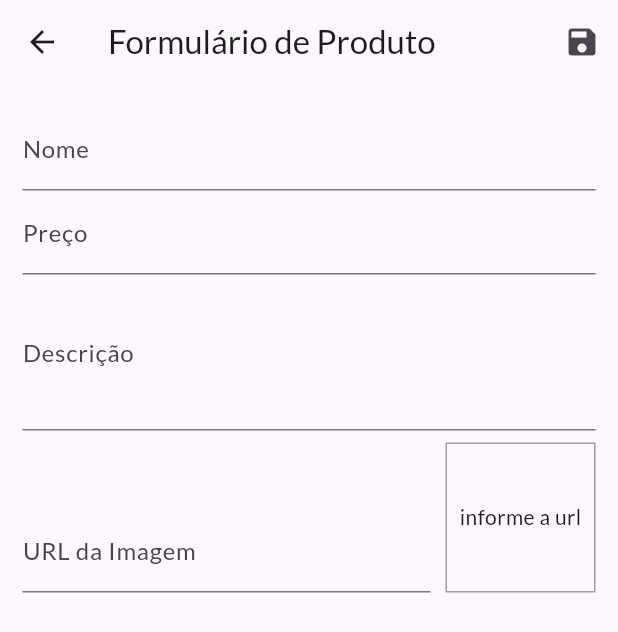
After one commit to logicinfocursos/flutter_shop, a Flutter app: the ProductFormPage screen opened by its route, after a tap on the "save" icon, on a phone screen of 412 x 824 dp. The commit adds this screen. Shown: the top 632 px of the screen. Run offline on Flutter 3.47's test engine with Material 3 defaults, Android fonts, the phone set to English and light mode, and no system bars; network calls fail.

Commit message:
form submit

```diff
--- a/lib/main.dart
+++ b/lib/main.dart
@@ -8,7 +8,9 @@ import 'package:shop/pages/cart_page.dart';
 import 'package:shop/pages/counter_page.dart';
 import 'package:shop/pages/orders_page.dart';
 import 'package:shop/pages/product_detail_page.dart';
+import 'package:shop/pages/product_form_page.dart';
 import 'package:shop/pages/products_overview_page.dart';
+import 'package:shop/pages/products_page.dart';
 import 'package:shop/providers/counter.dart';
 import 'package:shop/utils/app_routes.dart';
 
@@ -49,6 +51,9 @@ class MyApp extends StatelessWidget {
               AppRoutes.PRODUCT_DETAIL: (ctx) => ProductDetailPage(),
               AppRoutes.CART: (ctx) => CartPage(),
               AppRoutes.ORDERS: (ctx) => OrdersPage(),
+              AppRoutes.PRODUCTS: (ctx) => ProductsPage(),
+              AppRoutes.PRODUCT_FORM: (ctx) => ProductFormPage(),
+
             }),
       ),
     );
--- a/lib/models/product_list.dart
+++ b/lib/models/product_list.dart
@@ -9,6 +9,10 @@ class ProductList with ChangeNotifier {
   List<Product> get items => [..._items];
   List<Product> get favoriteItems => _items.where((prod)=> prod.isFavorite).toList();
 
+ int get itemsCount {
+    return _items.length;
+  }
+
   void addProduct(Product product) {
     _items.add(product);
     notifyListeners();
--- /dev/null
+++ b/lib/pages/product_form_page.dart
@@ -0,0 +1,144 @@
+import 'dart:math';
+
+import 'package:flutter/material.dart';
+import 'package:shop/models/product.dart';
+
+class ProductFormPage extends StatefulWidget {
+  const ProductFormPage({super.key});
+
+  @override
+  State<ProductFormPage> createState() => _ProductFormPageState();
+}
+
+class _ProductFormPageState extends State<ProductFormPage> {
+  final _priceFocus = FocusNode();
+  final _descriptionFocus = FocusNode();
+  final _imageUrlFocus = FocusNode();
+  final _imageUrlController = TextEditingController();
+  final _formKey = GlobalKey<FormState>();
+  final _formData = Map<String, Object>();
+
+  @override
+  void initState() {
+    super.initState();
+    _imageUrlFocus.addListener(updateImage);
+  }
+
+  @override
+  void dispose() {
+    super.dispose();
+    _priceFocus.dispose();
+    _descriptionFocus.dispose();
+    _imageUrlFocus.removeListener(updateImage);
+    _imageUrlFocus.dispose();
+  }
+
+  void updateImage() {
+    setState(() {});
+  }
+
+  void _submitForm() {
+    _formKey.currentState?.save();
+    final newProduct = Product(
+      id: Random().nextDouble().toString(),
+      name: _formData['name'] as String,
+      price: _formData['price'] as double,
+      description: _formData['description'] as String,
+      imageUrl: _formData['imageUrl'] as String,
+    );
+
+    print(newProduct.id);
+    print(newProduct.name);
+    print(newProduct.price);
+    print(newProduct.description);
+  }
+
+  Widget build(BuildContext context) {
+    return Scaffold(
+      appBar: AppBar(
+        title: Text('Formulário de Produto'),
+        actions: [
+          IconButton(
+            onPressed: _submitForm,
+            icon: Icon(Icons.save),
+          ),
+        ],
+      ),
+      body: Padding(
+        padding: const EdgeInsets.all(15),
+        child: Form(
+          key: _formKey,
+          child: Column(
+            children: [
+              TextFormField(
+                decoration: InputDecoration(labelText: 'Nome'),
+                textInputAction:
+                    TextInputAction.next, // exibe o botão de avançar no teclado
+                onFieldSubmitted: (_) {
+                  FocusScope.of(context).requestFocus(_priceFocus);
+                },
+                onSaved: (name) => _formData['name'] = name ?? '',
+              ),
+              TextFormField(
+                decoration: InputDecoration(labelText: 'Preço'),
+                textInputAction: TextInputAction.next,
+                focusNode: _priceFocus,
+                keyboardType: TextInputType.numberWithOptions(decimal: true),
+                onFieldSubmitted: (_) {
+                  FocusScope.of(context).requestFocus(_priceFocus);
+                },
+                onSaved: (price) =>
+                    _formData['price'] = double.parse(price ?? '0'),
+              ),
+              TextFormField(
+                decoration: InputDecoration(labelText: 'Descrição'),
+                focusNode: _descriptionFocus,
+                keyboardType: TextInputType.multiline,
+                maxLines: 3,
+                onSaved: (description) =>
+                    _formData['description'] = description ?? '',
+              ),
+              Row(
+                crossAxisAlignment: CrossAxisAlignment.end,
+                children: [
+                  Expanded(
+                    child: TextFormField(
+                      decoration: InputDecoration(labelText: 'URL da Imagem'),
+                      keyboardType: TextInputType.url,
+                      textInputAction: TextInputAction.done,
+                      focusNode: _imageUrlFocus,
+                      controller: _imageUrlController,
+                      onFieldSubmitted: (_) => _submitForm(),
+                      onSaved: (imageUrl) =>
+                          _formData['imageUrl'] = imageUrl ?? '',
+                    ),
+                  ),
+                  Container(
+                    height: 100,
+                    width: 100,
+                    margin: EdgeInsets.only(top: 8, left: 10),
+                    decoration: BoxDecoration(
+                      border: Border.all(
+                        color: Colors.grey,
+                        width: 1,
+                      ),
+                    ),
+                    alignment: Alignment.center,
+                    child: _imageUrlController.text.isEmpty
+                        ? Text('informe a url')
+                        : FittedBox(
+                            child: Image.network(
+                              _imageUrlController.text,
+                              fit: BoxFit.cover,
+                            ),
+                          ),
+                  )
+                ],
+              ),
+            ],
+          ),
+        ),
+      ),
+    );
+  }
+}
--- a/lib/utils/app_routes.dart
+++ b/lib/utils/app_routes.dart
@@ -3,4 +3,7 @@ class AppRoutes{
   static const PRODUCT_DETAIL = '/product-detail';
   static const CART = '/cart';
   static const ORDERS = '/orders';
+  static const PRODUCTS = '/products';
+  static const PRODUCT_FORM = '/product-form';
+
 }
```
Also changed, not shown: lib/components/app_drawer.dart (+10 -0 lines), lib/pages/product_item.dart (added, +36 -0 lines), lib/pages/products_page.dart (added, +40 -0 lines).
